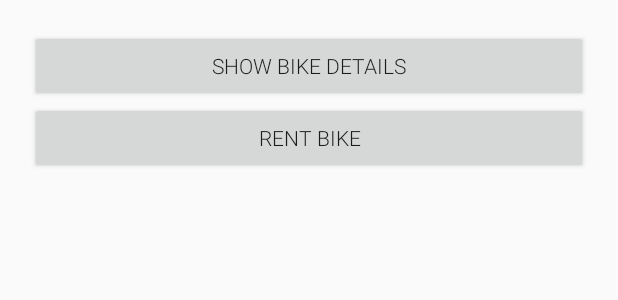
After one commit to gustavclausen/BikeShare, an Android app: the layout menu_bike_options.xml on its own in the app's theme, with its tools: preview values and no code run, on a phone screen of 412 x 824 dp. The commit adds this screen. Shown: the top 300 px of the screen. Run offline under Robolectric (Android 15) with nearby library versions, the phone set to English and light mode, and no system bars.

Commit message:
Add vacant bikes to map; Click to detail view

```diff
--- a/app/build.gradle
+++ b/app/build.gradle
@@ -36,5 +36,6 @@ dependencies {
     implementation 'com.google.android.gms:play-services-location:16.0.0'
     implementation 'com.google.android.gms:play-services-maps:16.1.0'
     implementation 'org.jetbrains.anko:anko-appcompat-v7-commons:0.10.8'
+    implementation 'com.google.maps.android:android-maps-utils:0.5'
     annotationProcessor 'com.github.bumptech.glide:compiler:4.9.0'
 }
--- a/app/src/main/AndroidManifest.xml
+++ b/app/src/main/AndroidManifest.xml
@@ -14,6 +14,7 @@
                  android:roundIcon="@mipmap/ic_launcher_round"
                  android:supportsRtl="true"
                  android:theme="@style/AppTheme"
+                 android:allowBackup="false"
                  tools:ignore="AllowBackup">
 
         <meta-data android:name="com.google.android.geo.API_KEY"
--- /dev/null
+++ b/app/src/main/res/layout/menu_bike_options.xml
@@ -0,0 +1,20 @@
+<?xml version="1.0" encoding="utf-8"?>
+<LinearLayout xmlns:android="http://schemas.android.com/apk/res/android"
+              android:layout_width="match_parent"
+              android:layout_height="match_parent"
+              android:padding="20dp"
+              android:orientation="vertical">
+
+    <Button android:id="@+id/show_bike_details_button"
+            android:layout_width="match_parent"
+            android:layout_height="wrap_content"
+            android:layout_gravity="center"
+            android:text="@string/button_show_bike_details"/>
+
+    <Button android:id="@+id/rent_bike_button"
+            android:layout_width="match_parent"
+            android:layout_height="wrap_content"
+            android:layout_gravity="center"
+            android:text="@string/button_rent_bike"/>
+
+</LinearLayout>
--- a/app/src/main/res/values/strings.xml
+++ b/app/src/main/res/values/strings.xml
@@ -52,10 +52,12 @@
         Address fetch service not available. Make sure that your device is connected to the Internet
     </string>
     <string name="no_addresses_found_error_message">No nearby address was found</string>
-    <string name="label_availability_bike">In use</string>
+    <string name="label_availability_bike">Status</string>
     <string name="label_address_bike">Last known address</string>
     <string name="label_bike_owner">Owner</string>
     <string name="button_view_rides">View rides</string>
     <string name="button_view_payments">View payments</string>
     <string name="title_bike_detail">Bike</string>
+    <string name="button_show_bike_details">Show bike details</string>
+    <string name="button_rent_bike">Rent bike</string>
 </resources>
```
Also changed, not shown: app/src/main/java/com/gustavclausen/bikeshare/fragments/RideFragment.kt (+77 -0 lines), app/src/main/res/drawable/ic_bike_location_marker.xml (added, +9 -0 lines).
